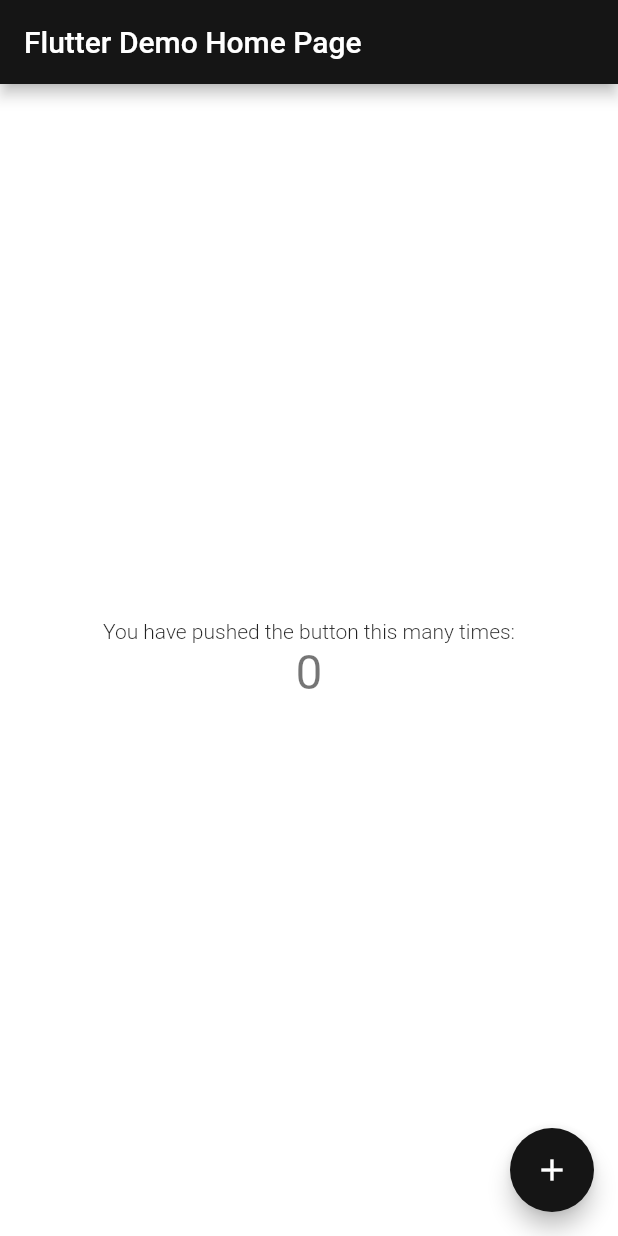
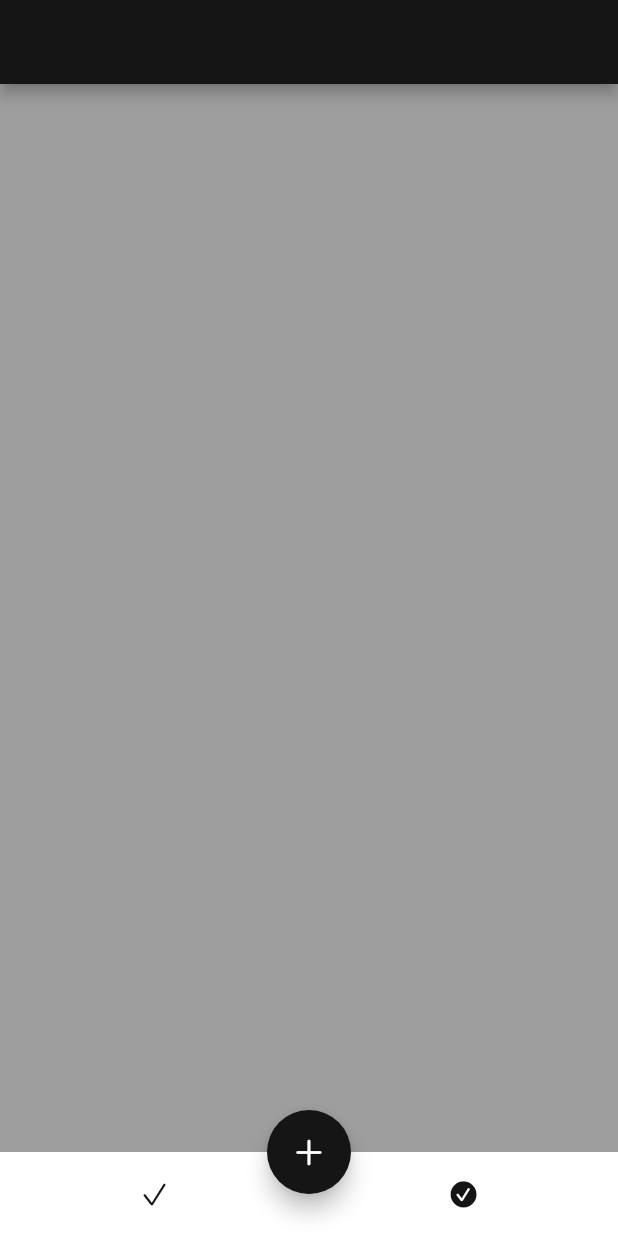
Before and after one commit to Juwon-Yun/Take-a-Pill, a Flutter app: the screen it shows after launch, on a phone screen of 412 x 824 dp. Run offline on Flutter 3.47's test engine with Material 2 defaults, Android fonts, the phone set to English and light mode, and no system bars; Roboto replaces fonts that are missing (GmarketSansTTF).

Commit message:
feat: pages, ui 설정

```diff
--- a/lib/main.dart
+++ b/lib/main.dart
@@ -1,5 +1,6 @@
 import 'package:flutter/material.dart';
 import 'package:flutter_app/components/custom_themes.dart';
+import 'package:flutter_app/pages/home_page.dart';
 
 void main() {
   runApp(const MyApp());
@@ -13,7 +14,7 @@
     return MaterialApp(
       title: 'Flutter Demo',
       theme: CustomThemes.lightTheme,
-      home: const MyHomePage(title: 'Flutter Demo Home Page'),
+      home: const HomePage(),
       // 기기에서 설정한 사이즈만큼 사용하는 것
       builder: (context, child) => MediaQuery(
           child: child!,
@@ -22,50 +23,3 @@
     );
   }
 }
-
-class MyHomePage extends StatefulWidget {
-  const MyHomePage({Key? key, required this.title}) : super(key: key);
-
-  final String title;
-
-  @override
-  State<MyHomePage> createState() => _MyHomePageState();
-}
-
-class _MyHomePageState extends State<MyHomePage> {
-  int _counter = 0;
-
-  void _incrementCounter() {
-    setState(() {
-      _counter++;
-    });
-  }
-
-  @override
-  Widget build(BuildContext context) {
-    return Scaffold(
-      appBar: AppBar(
-        title: Text(widget.title),
-      ),
-      body: Center(
-        child: Column(
-          mainAxisAlignment: MainAxisAlignment.center,
-          children: <Widget>[
-            const Text(
-              'You have pushed the button this many times:',
-            ),
-            Text(
-              '$_counter',
-              style: Theme.of(context).textTheme.headline4,
-            ),
-          ],
-        ),
-      ),
-      floatingActionButton: FloatingActionButton(
-        onPressed: _incrementCounter,
-        tooltip: 'Increment',
-        child: const Icon(Icons.add),
-      ), // This trailing comma makes auto-formatting nicer for build methods.
-    );
-  }
-}
--- /dev/null
+++ b/lib/pages/home_page.dart
@@ -0,0 +1,65 @@
+import 'package:flutter/cupertino.dart';
+import 'package:flutter/material.dart';
+
+class HomePage  extends StatefulWidget {
+  const HomePage({Key? key}) : super(key: key);
+
+  @override
+  State<HomePage> createState() => _HomePageState();
+}
+
+class _HomePageState extends State<HomePage> {
+  int _currentIdx = 0;
+  final _pages = [
+    Container(color: Colors.grey,),
+    Container(color: Colors.blue,),
+  ];
+
+  @override
+  Widget build(BuildContext context) {
+    return Container(
+      color: Colors.white,
+      child: SafeArea(
+        // 탑의 safeArea 설정은 false
+        top: false,
+        child: Scaffold(
+          appBar: AppBar(),
+          body: _pages[_currentIdx],
+          floatingActionButton: FloatingActionButton(
+            onPressed: (){},
+            child: const Icon(CupertinoIcons.add),
+          ),
+          floatingActionButtonLocation: FloatingActionButtonLocation.centerDocked,
+          bottomNavigationBar: BottomAppBar(
+            // 그림자 없애기
+            elevation: 0,
+            child: Container(
+              // meterial에서 권장하는 높이로 설정
+              height: kBottomNavigationBarHeight,
+              color: Colors.white,
+              child: Row(
+                mainAxisAlignment: MainAxisAlignment.spaceAround,
+                children: [
+                  CupertinoButton(
+                      child: const Icon(CupertinoIcons.check_mark),
+                      onPressed: (){
+                        setState(() {
+                          _currentIdx = 0;
+                        });
+                      }),
+                  CupertinoButton(
+                      child: const Icon(CupertinoIcons.check_mark_circled_solid),
+                      onPressed: (){
+                        setState(() {
+                          _currentIdx = 1;
+                        });
+                      }),
+                ],
+              ),
+            ),
+          ),
+        ),
+      ),
+    );
+  }
+}
```
